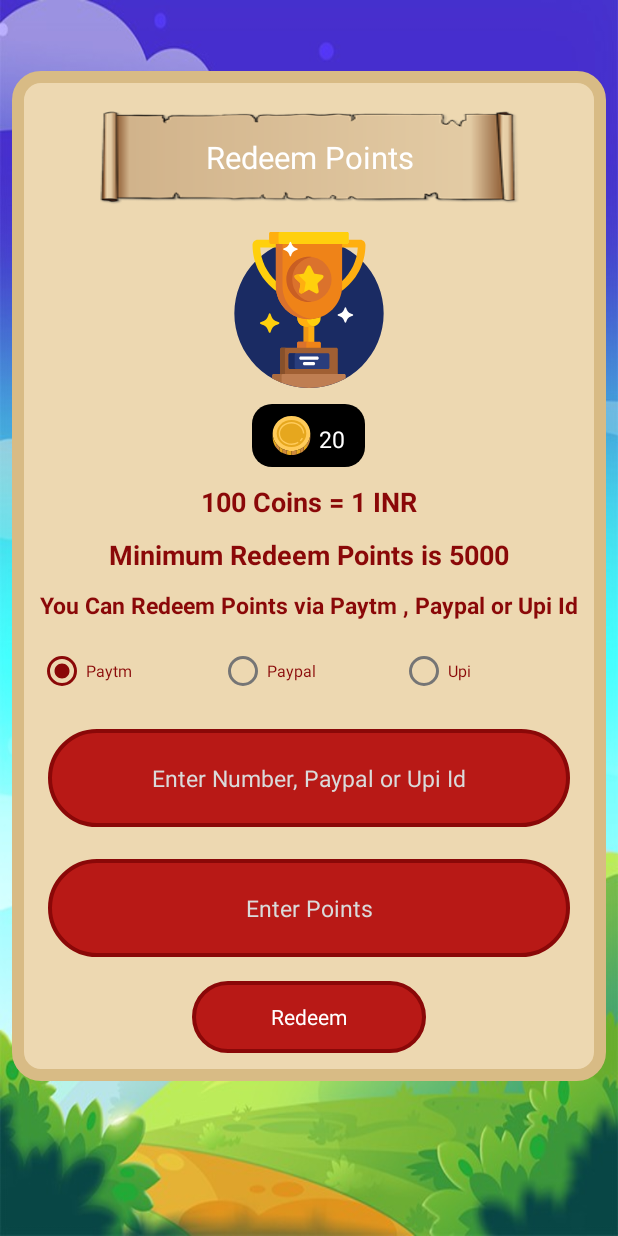
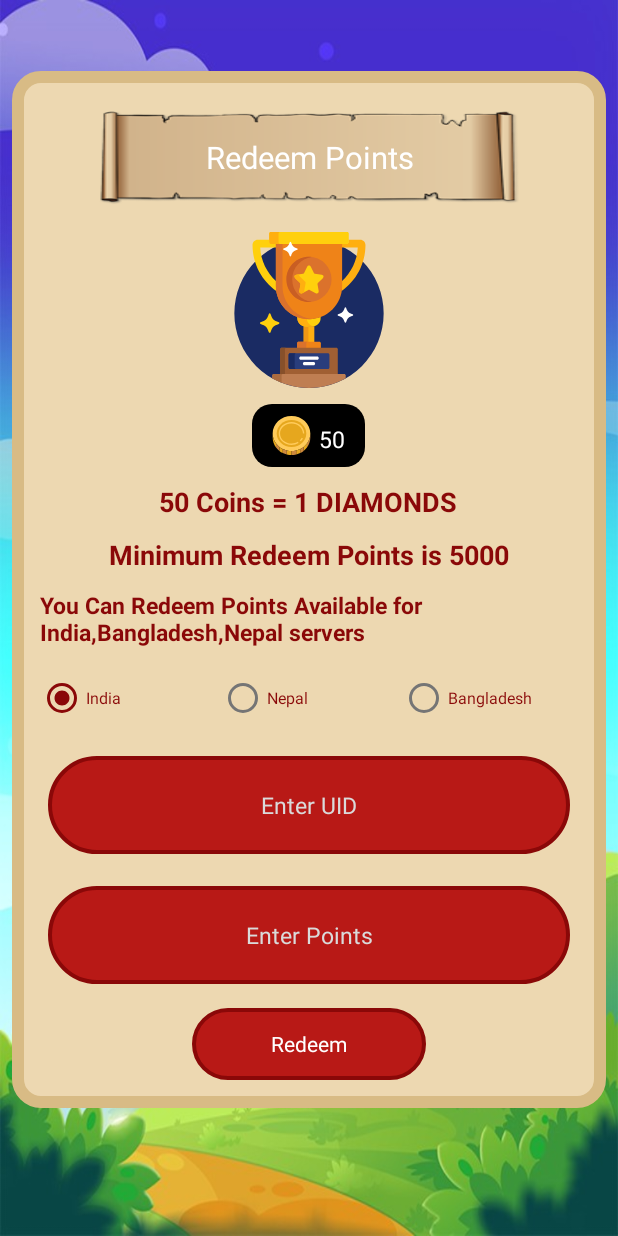
Before and after one commit to nahian66/diamondsandelitepass, an Android app: the RedeemActivity screen opened directly, with no data from a screen before it, on a phone screen of 412 x 824 dp. Run offline under Robolectric (Android 15) with nearby library versions, the light colour scheme and no system bars; our stand-ins replace AdMob, Volley, sdp/ssp sizes; libraries missing offline, so code that uses them is left out: com.facebook.ads; Roboto replaces fonts that are not available here.

Commit message:
Strings Bug Fixed

```diff
--- a/app/src/main/res/values/strings.xml
+++ b/app/src/main/res/values/strings.xml
@@ -1,46 +1,58 @@
 <resources>
-    <string name="app_name" translatable="false">ScratchSpin</string>
+    <string name="app_name" translatable="false">FFF Diamonds and Elite pass</string>
 
     <!-- TODO Enable ads which ad network you want -->
     <string name="ad_network" translatable="false">admob</string> <!-- admob/facebook/startapp -->
 
     <!-- TODO set spin and scratch count according to your need -->
-    <string name="spin_and_scratch_count" translatable="false">25</string>
+    <string name="spin_and_scratch_count" translatable="false">100</string>
 
     <!-- TODO set rewarded video and interstitial count according to your need to show rewarded video an interstitial ads after some scratch or spin-->
-    <string name="rewarded_and_interstitial_ads_between_count" translatable="false">3</string>
+    <string name="rewarded_and_interstitial_ads_between_count" translatable="false">7</string>
 
 
-    <!--TODO change these admob id's with your own admob ads-->
+
+    <!--Test Admob ids-->
     <string name="admob_app_id" translatable="false">ca-app-pub-3940256099942544~3347511713</string>
     <string name="admob_banner_ad_id" translatable="false">ca-app-pub-3940256099942544/6300978111</string>
     <string name="admob_interstitial_ad_id" translatable="false">ca-app-pub-3940256099942544/1033173712</string>
     <string name="admob_rewarded_video_id" translatable="false">ca-app-pub-3940256099942544/5224354917</string>
+
+
+
+    <!--TODO change these admob id's with your own admob ads
+    <string name="admob_app_id" translatable="false">ca-app-pub-5113615350429592~6120167782</string>
+    <string name="admob_banner_ad_id" translatable="false">ca-app-pub-5113615350429592/1741939076</string>
+    <string name="admob_interstitial_ad_id" translatable="false">ca-app-pub-5113615350429592/5295500263</string>
+    <string name="admob_rewarded_video_id" translatable="false">ca-app-pub-5113615350429592/6305329609</string>
+-->
+
 
     <!--TODO change these facebook id's with your own facebook ads-->
     <string name="facebook_banner_ads" translatable="false">IMG_16_9_APP_INSTALL#YOUR_PLACEMENT_ID</string>
     <string name="facebook_interstitial_ad_id" translatable="false">VID_HD_9_16_39S_APP_INSTALL#YOUR_PLACEMENT_ID</string>
     <string name="facebook_rewarded_video_id" translatable="false">VID_HD_9_16_39S_APP_INSTALL#YOUR_PLACEMENT_ID</string>
 
-    <!--TODO change these startApp id's with your own startApp id-->
+    <!--TODO change these startApp id's with your own startApp id -->
     <string name="startapp_app_id" translatable="false">209955093</string>
 
+
     <!--TODO change these privacy policy and terms and condition link with your own links-->
-    <string name="privacy_policy_link" translatable="false">https://google.com</string>
-    <string name="terms_and_condition_link" translatable="false">https://google.com</string>
+    <string name="privacy_policy_link" translatable="false">https://sites.google.com/view/fff-diamonds-and-elite-pass/home</string>
+    <string name="terms_and_condition_link" translatable="false">https://sites.google.com/view/fffdiamondsandelitepasses/home</string>
 
     <!--TODO change these minimum Redeem Amount-->
     <string name="minimum_redeem_amount" translatable="false">5000</string>
 
     <!--TODO change these singup bonus give to user at sign up-->
-    <string name="singup_bonus_points" translatable="false">100</string>
+    <string name="singup_bonus_points" translatable="false">500</string>
     <!--TODO change these daily check in limit ACCORDING TO NEED-->
-    <string name="daily_check_in_points" translatable="false">20</string>
+    <string name="daily_check_in_points" translatable="false">50</string>
 
     <string name="redeem_tag_line_1">Are You Sure to want Redeem your points</string>
-    <string name="redeem_tag_line_2">your number or upi id is </string>
+    <string name="redeem_tag_line_2">your UID is </string>
     <string name="redeem_tag_line_3">and your redeem points are </string>
-    <string name="redeem_tag_line_4">and your redeem method is </string>
+    <string name="redeem_tag_line_4">and your redeem server is </string>
     <string name="refer_more">Refer More to Earn More</string>
     <string name="refer_desc">Invite your friend on Daily Loot - Scratch &amp; Spin to Win App using your Refer Code to Earn 500 Points when they redeem his points first time on Daily Loot - Scratch &amp; Spin to Win. Your friend also get 100 Points as Sign up Bonus.</string>
 
@@ -83,7 +95,7 @@
     <string name="LoginFirst">Login First</string>
     <string name="you_won">Congratulation you won</string>
     <string name="add_to_wallet">Add</string>
-    <string name="okk">Okk</string>
+    <string name="okk">Try Again</string>
     <string name="today_chance_over">Today\'s Chance is over, try again tomorrow</string>
     <string name="better_luck">Better Luck Next Time</string>
     <string name="today_checkin_over">You Already Collect Today Reward, try again tomorrow</string>
@@ -112,21 +124,21 @@
     <string name="privacy_policy">Privacy Policy</string>
     <string name="music">Music</string>
     <string name="withdraw_term">Minimum Redeem Points is 5000</string>
-    <string name="oneCoinEquleTwo">100 Coins = 1 INR</string>
-    <string name="number_or_upi">Enter Number, Paypal or Upi Id</string>
-    <string name="withdraw_methods">You Can Redeem Points via Paytm , Paypal or Upi Id</string>
+    <string name="oneCoinEquleTwo">50 Coins = 1 DIAMONDS</string>
+    <string name="number_or_upi">Enter UID</string>
+    <string name="withdraw_methods">You Can Redeem Points Available for India,Bangladesh,Nepal servers</string>
     <string name="withdraw_money">Redeem</string>
     <string name="enter_points">Enter Points</string>
-    <string name="enterNumberOrUpi">Enter Number Or Upi Id</string>
+    <string name="enterNumberOrUpi">Enter UID</string>
     <string name="enter_correct_points">Enter Correct Points</string>
     <string name="redeem_successfully">Redeem Successfully</string>
     <string name="in_progress">In Progress</string>
     <string name="you_are_blocked">You Are Blocked due to cheating in this app</string>
     <string name="incomplite_profile">Your Profile is Incomplete please update your Profile</string>
-    <string name="paytm">Paytm</string>
-    <string name="phonePe">Paypal</string>
-    <string name="upi_id">Upi</string>
-    <string name="paypal">Paypal</string>
+    <string name="paytm">India</string>
+    <string name="phonePe">//</string>
+    <string name="upi_id">Bangladesh</string>
+    <string name="paypal">Nepal</string>
     <string name="referCodeoptional">"Refer Code (Optional) "</string>
 
 
```
